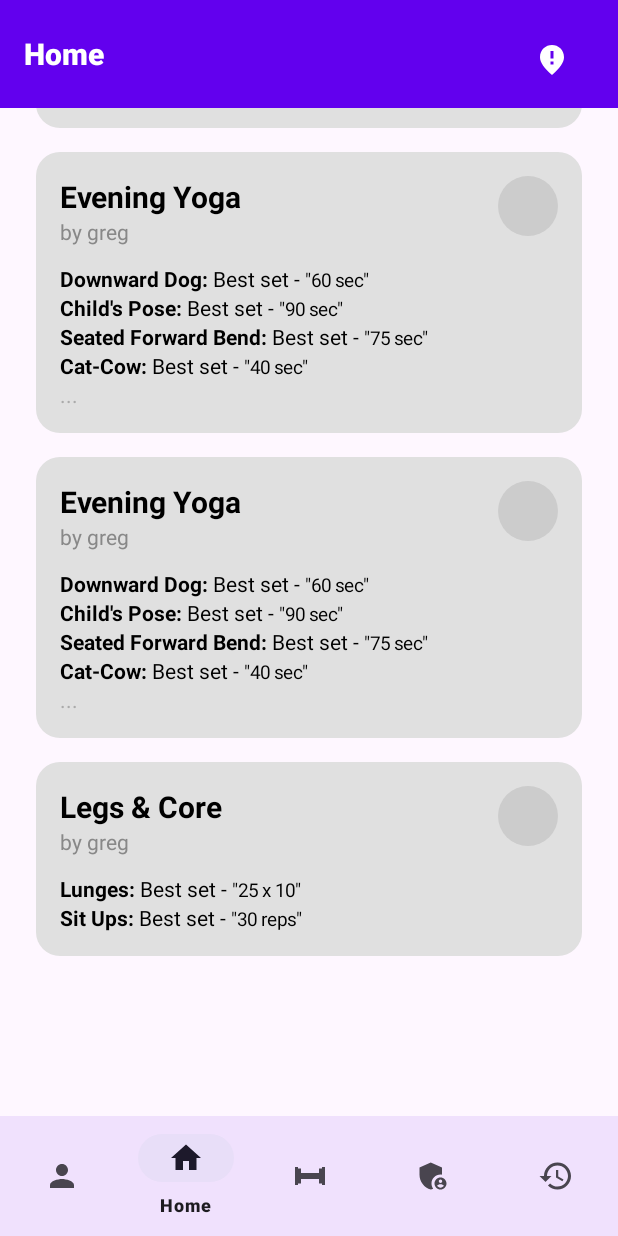
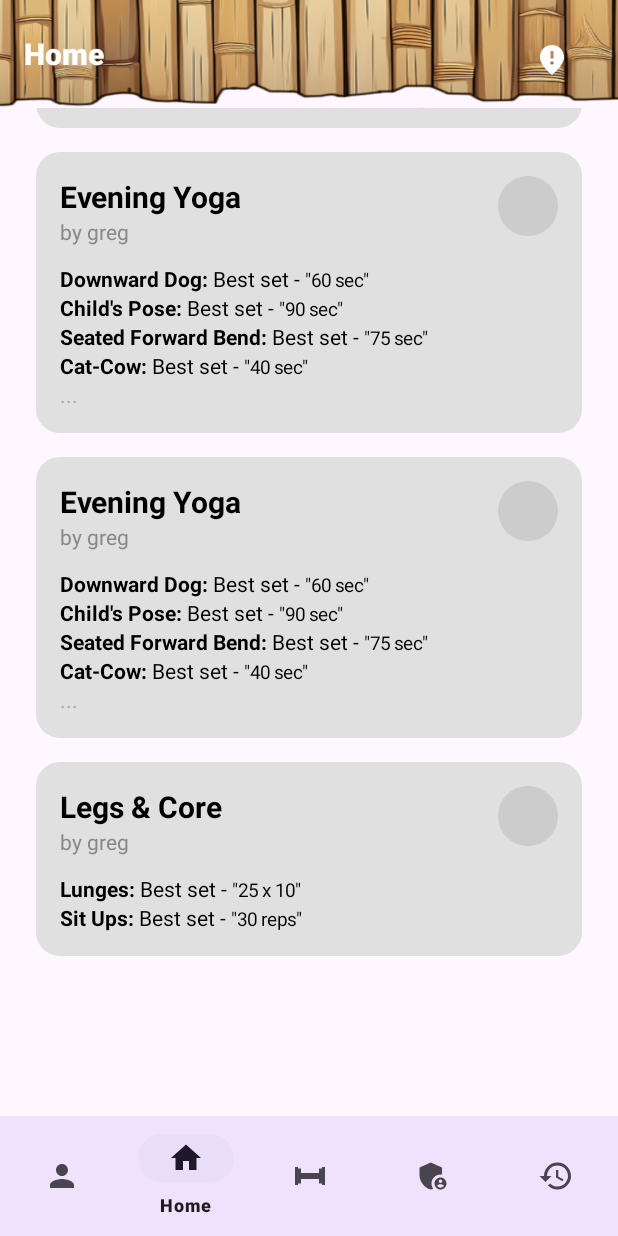
Before and after one commit to leon-tanguay/Training_ARC, an Android app: the HomeFragment screen opened directly, with no data from a screen before it, scrolled down 1410 dp, on a phone screen of 412 x 824 dp. Run offline under Robolectric (Android 15) with nearby library versions, the phone set to English and light mode, and no system bars; our stand-ins replace Room's generated code, navigation-ui.

Commit message:
tryna make prettier

```diff
--- a/app/src/main/java/com/example/trainingarc/model/AppDatabase.kt
+++ b/app/src/main/java/com/example/trainingarc/model/AppDatabase.kt
@@ -8,7 +8,7 @@ import androidx.room.TypeConverters
 import com.example.trainingarc.data.UserDao
 import com.example.trainingarc.data.WorkoutDao
 
-@Database(entities = [User::class, Workout::class], version = 7) // ← incremented version
+@Database(entities = [User::class, Workout::class], version = 9) // ← incremented version
 @TypeConverters(Converters::class)
 abstract class AppDatabase : RoomDatabase() {
 
--- a/app/src/main/java/com/example/trainingarc/model/HistoryDatabase.kt
+++ b/app/src/main/java/com/example/trainingarc/model/HistoryDatabase.kt
@@ -8,7 +8,7 @@ import androidx.room.TypeConverters
 import com.example.trainingarc.data.UserDao
 import com.example.trainingarc.data.WorkoutDao
 
-@Database(entities = [User::class, Workout::class], version = 4)
+@Database(entities = [User::class, Workout::class], version = 5)
 @TypeConverters(Converters::class)
 abstract class HistoryDatabase : RoomDatabase() {
 
--- a/app/src/main/res/layout/activity_main.xml
+++ b/app/src/main/res/layout/activity_main.xml
@@ -11,7 +11,7 @@
         android:id="@+id/topAppBar"
         android:layout_width="0dp"
         android:layout_height="72dp"
-        android:background="?attr/colorPrimary"
+        android:background="@drawable/bambootop"
         android:title="Training Arc"
         android:titleTextColor="@android:color/white"
         app:layout_constraintTop_toTopOf="parent"
--- a/app/src/main/res/layout/fragment_home.xml
+++ b/app/src/main/res/layout/fragment_home.xml
@@ -7,9 +7,25 @@
     android:fillViewport="true"
     android:clipToPadding="false"
     android:paddingBottom="96dp"
+    android:background="@android:color/transparent"
     android:overScrollMode="ifContentScrolls"
     tools:context=".ui.home.HomeFragment">
 
+    <!-- ✅ Wrap everything in a FrameLayout -->
+    <FrameLayout
+        android:layout_width="match_parent"
+        android:layout_height="wrap_content">
+
+        <!-- Background image that scrolls with content -->
+        <ImageView
+            android:id="@+id/backgroundImage"
+            android:layout_width="match_parent"
+            android:layout_height="wrap_content"
+            android:scaleType="centerCrop"
+            android:src="@drawable/waterfallbackground"
+            android:adjustViewBounds="true" />
+
+        <!-- Content on top of background -->
         <LinearLayout
             android:id="@+id/workout_container"
             android:layout_width="match_parent"
@@ -18,5 +34,7 @@
             android:paddingTop="16dp"
             android:paddingStart="16dp"
             android:paddingEnd="16dp"
-        android:gravity="center_horizontal" />
+            android:gravity="center_horizontal"
+            android:background="@android:color/transparent" />
+    </FrameLayout>
 </androidx.core.widget.NestedScrollView>
--- a/app/src/main/res/layout/fragment_profile.xml
+++ b/app/src/main/res/layout/fragment_profile.xml
@@ -51,7 +51,7 @@
                 android:id="@+id/profileImage"
                 android:layout_width="140dp"
                 android:layout_height="140dp"
-                android:src="@drawable/profile_pic_placeholder"
+                android:src="@drawable/example_pfp"
                 android:scaleType="centerCrop"
                 android:layout_marginBottom="16dp"
                 android:background="@drawable/profile_circle_mask"
```
Also changed, not shown: app/src/main/java/com/example/trainingarc/ui/history/HistoryFragment.kt (+21 -3 lines), app/src/main/java/com/example/trainingarc/ui/login/LoginActivity.kt (+4 -4 lines), app/src/main/res/drawable/bambootop.png (added), app/src/main/res/drawable/bottom_banner.png, app/src/main/res/drawable/example_pfp.png (added), app/src/main/res/drawable/profile_background.png, app/src/main/res/drawable/profile_pic_placeholder.jpg (deleted), 1 other file. Lines whose indentation alone changed are shown as unchanged.
